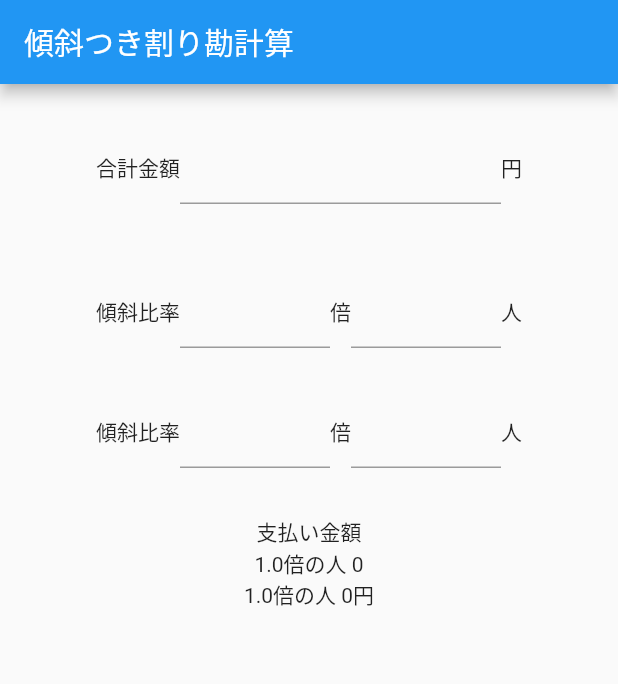
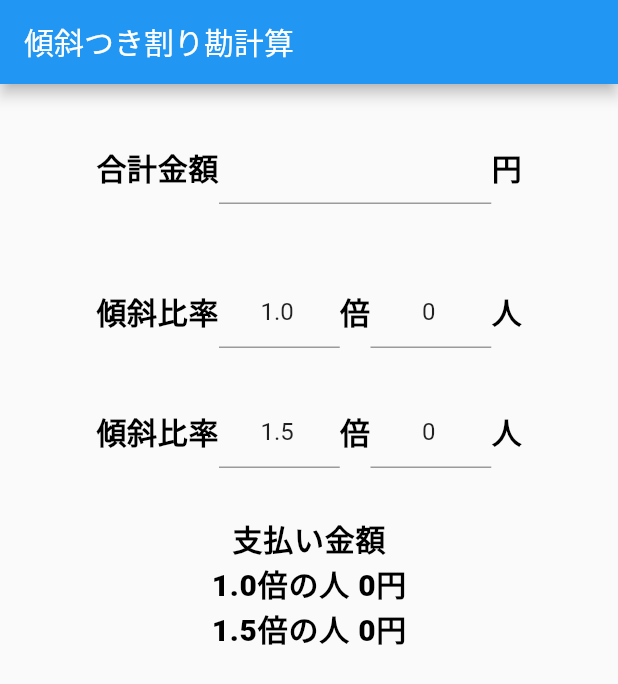
Before and after one commit to haradayu/warikan_app, a Flutter app: the screen it shows after launch, on a phone screen of 412 x 824 dp. Shown: the top 684 px of the screen. Run offline on Flutter 3.47's test engine with Material 2 defaults, Android fonts, the phone set to English and light mode, and no system bars.

Commit message:
フォントを変更

```diff
--- a/lib/main.dart
+++ b/lib/main.dart
@@ -23,7 +23,7 @@ class MyHomePage extends StatefulWidget{
 
 class MyHomePageState extends State<MyHomePage>{
   int totalFee = 0;
-  var rateList = [1.0, 1.0];
+  var rateList = [1.0, 1.5];
   var numberList = [0, 0];
   var feePerPersonList = [0,0];
 
@@ -57,12 +57,21 @@ class MyHomePageState extends State<MyHomePage>{
       feePerPersonList[i] = (feePerPerson * rateList[i]).ceil();
     }
   }
+  var descTextStyle = TextStyle(
+      color: Colors.black,
+      fontWeight: FontWeight.w800,
+      fontFamily: 'Roboto',
+      letterSpacing: 0.5,
+      fontSize: 20.0,
+    );
 
   @override
   Widget build(BuildContext context){
     return Scaffold(
       appBar: AppBar(title: Text("傾斜つき割り勘計算"),),
-      body: Column(
+      body: DefaultTextStyle.merge(
+        style:descTextStyle,
+        child: Column(
           crossAxisAlignment: CrossAxisAlignment.start,
           mainAxisSize: MainAxisSize.min,
           children: <Widget>[
@@ -74,6 +83,7 @@ class MyHomePageState extends State<MyHomePage>{
                   Flexible(child:
                     TextField(
                       onChanged: onChangedTatalFee,
+                      textAlign: TextAlign.center,
                       keyboardType: TextInputType.number),
                   ),
                   Text("円"),
@@ -86,7 +96,9 @@ class MyHomePageState extends State<MyHomePage>{
                 Row(children: <Widget>[
                   Text("傾斜比率"),
                   Flexible(child:
-                  TextField(
+                    TextFormField(
+                      initialValue: rateList[0].toString(),
+                      textAlign: TextAlign.center,
                       onChanged: (value){
                         onChangedRate(value, 0);
                       },
@@ -94,7 +106,9 @@ class MyHomePageState extends State<MyHomePage>{
                   ),
                   Text("倍"),
                   Flexible(child:
-                  TextField(
+                    TextFormField(
+                      initialValue: numberList[1].toString(),
+                      textAlign: TextAlign.center,
                       onChanged: (value){
                         onChangedNumber(value, 0);
                       },
@@ -109,7 +123,9 @@ class MyHomePageState extends State<MyHomePage>{
                   Row(children: <Widget>[
                     Text("傾斜比率"),
                     Flexible(child:
-                    TextField(
+                      TextFormField(
+                        initialValue: rateList[1].toString(),
+                        textAlign: TextAlign.center,
                         onChanged: (value){
                           onChangedRate(value, 1);
                         },
@@ -117,7 +133,9 @@ class MyHomePageState extends State<MyHomePage>{
                     ),
                     Text("倍"),
                     Flexible(child:
-                    TextField(
+                      TextFormField(
+                        initialValue: numberList[1].toString(),
+                        textAlign: TextAlign.center,
                         onChanged: (value){
                           onChangedNumber(value, 1);
                         },
@@ -134,12 +152,13 @@ class MyHomePageState extends State<MyHomePage>{
                   child:
                   Column(children: <Widget>[
                     Text("支払い金額"),
-                  Text("${rateList[0]}倍の人 ${feePerPersonList[0]}"),
+                    Text("${rateList[0]}倍の人 ${feePerPersonList[0]}円"),
                     Text("${rateList[1]}倍の人 ${feePerPersonList[1]}円"),
                   ],)
                 ),
             ),
           ],)
+      )
     );
   }
 }
```
Lines whose indentation alone changed are shown as unchanged.
